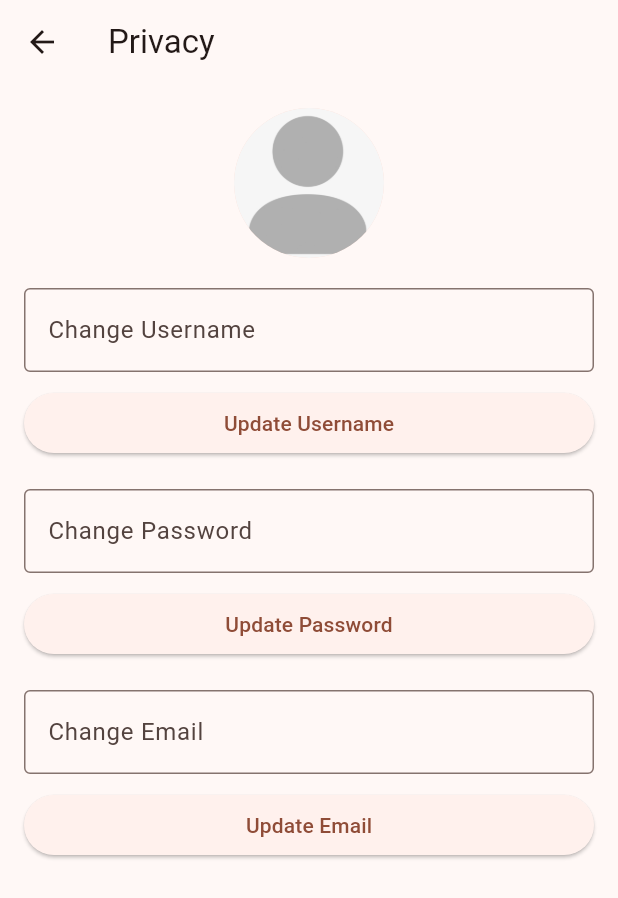
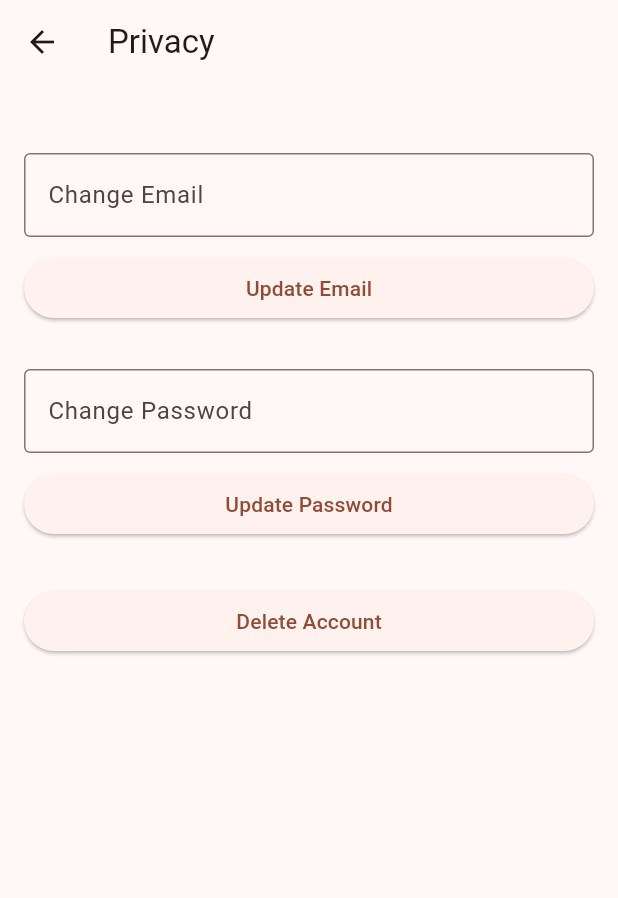
Before and after one commit to Haikal-Murtaza/pertaminaAPP, a Flutter app: the PrivacyPage screen opened directly, after a tap on "Update Email", on a phone screen of 412 x 824 dp. Shown: the top 898 px of the screen. Run offline on Flutter 3.47's test engine with Material 3 defaults, Android fonts, the light colour scheme and no system bars; our stand-ins replace cloud_firestore, file_picker, firebase_auth, firebase_core, firebase_storage, image_picker and 1 more; missing offline and left inert: dart:ffi; accounts and stored records are empty.

Commit message:
disable delete user on admin page, and update privacy page

```diff
--- a/lib/pages/privacy_page.dart
+++ b/lib/pages/privacy_page.dart
@@ -1,5 +1,5 @@
 import 'package:flutter/material.dart';
-import 'dart:io';
+import 'package:firebase_auth/firebase_auth.dart';
 
 class PrivacyPage extends StatefulWidget {
   @override
@@ -7,57 +7,67 @@ class PrivacyPage extends StatefulWidget {
 }
 
 class _PrivacyPageState extends State<PrivacyPage> {
-  final TextEditingController _usernameController = TextEditingController();
   final TextEditingController _passwordController = TextEditingController();
   final TextEditingController _emailController = TextEditingController();
-  File? _image;
-
-  // final picker = ImagePicker();
-
-  Future<void> _updateProfilePicture() async {
-    // final pickedFile = await picker.pickImage(source: ImageSource.gallery);
-    // if (pickedFile != null) {
-    //   setState(() {
-    //     _image = File(pickedFile.path);
-    //   });
-
-    //   // Upload new profile picture to Firebase Storage and update user document in Firestore
-    //   // (Assume the function _uploadProfilePicture handles the upload and update)
-    //   await _uploadProfilePicture(_image!);
-    // }
-  }
-
-  Future<void> _uploadProfilePicture(File image) async {
-    // Implement upload logic here
-  }
-
-  Future<void> _updateUsername() async {
-    String newUsername = _usernameController.text.trim();
-    if (newUsername.isNotEmpty) {
-      // Update username in Firestore
-      // User? user = FirebaseAuth.instance.currentUser;
-      // await FirebaseFirestore.instance
-      //     .collection('users')
-      //     .doc(user?.uid)
-      //     .update({'username': newUsername});
-    }
-  }
 
   Future<void> _updatePassword() async {
     String newPassword = _passwordController.text.trim();
     if (newPassword.isNotEmpty) {
-      // Update password in Firebase Authentication
-      // User? user = FirebaseAuth.instance.currentUser;
-      // await user?.updatePassword(newPassword);
+      try {
+        User? user = FirebaseAuth.instance.currentUser;
+        if (user != null) {
+          await user.updatePassword(newPassword);
+          ScaffoldMessenger.of(context).showSnackBar(
+            SnackBar(content: Text('Password updated successfully')),
+          );
+        }
+      } catch (e) {
+        print('Failed to update password: $e');
+        ScaffoldMessenger.of(context).showSnackBar(
+          SnackBar(content: Text('Failed to update password')),
+        );
+      }
     }
   }
 
   Future<void> _updateEmail() async {
     String newEmail = _emailController.text.trim();
     if (newEmail.isNotEmpty) {
-      // Update email in Firebase Authentication
-      // User? user = FirebaseAuth.instance.currentUser;
-      // await user?.updateEmail(newEmail);
+      try {
+        User? user = FirebaseAuth.instance.currentUser;
+        if (user != null) {
+          // Send verification email
+          await user.verifyBeforeUpdateEmail(newEmail);
+          ScaffoldMessenger.of(context).showSnackBar(
+            SnackBar(content: Text('Verification email sent to $newEmail')),
+          );
+        }
+      } catch (e) {
+        print('Failed to update email: $e');
+        ScaffoldMessenger.of(context).showSnackBar(
+          SnackBar(content: Text('Failed to update email')),
+        );
+      }
+    }
+  }
+
+  Future<void> _deleteAccount() async {
+    try {
+      User? user = FirebaseAuth.instance.currentUser;
+      if (user != null) {
+        // Optionally, prompt the user to re-authenticate
+        // Implement re-authentication here if needed
+
+        await user.delete();
+        ScaffoldMessenger.of(context).showSnackBar(
+          SnackBar(content: Text('Account deleted successfully')),
+        );
+      }
+    } catch (e) {
+      print('Failed to delete account: $e');
+      ScaffoldMessenger.of(context).showSnackBar(
+        SnackBar(content: Text('Failed to delete account')),
+      );
     }
   }
 
@@ -71,32 +81,20 @@ class _PrivacyPageState extends State<PrivacyPage> {
         padding: const EdgeInsets.all(16.0),
         child: ListView(
           children: [
-            Center(
-              child: GestureDetector(
-                onTap: _updateProfilePicture,
-                child: CircleAvatar(
-                  radius: 50,
-                  backgroundImage: _image != null
-                      ? FileImage(_image!)
-                      : AssetImage('assets/default_profile_picture.png')
-                          as ImageProvider,
-                ),
-              ),
-            ),
-            SizedBox(height: 20),
+            SizedBox(height: 30),
             TextField(
-              controller: _usernameController,
+              controller: _emailController,
               decoration: InputDecoration(
-                labelText: 'Change Username',
+                labelText: 'Change Email',
                 border: OutlineInputBorder(),
               ),
             ),
             SizedBox(height: 10),
             ElevatedButton(
-              onPressed: _updateUsername,
-              child: Text('Update Username'),
+              onPressed: _updateEmail,
+              child: Text('Update Email'),
             ),
-            SizedBox(height: 20),
+            SizedBox(height: 30),
             TextField(
               controller: _passwordController,
               decoration: InputDecoration(
@@ -110,18 +108,10 @@ class _PrivacyPageState extends State<PrivacyPage> {
               onPressed: _updatePassword,
               child: Text('Update Password'),
             ),
-            SizedBox(height: 20),
-            TextField(
-              controller: _emailController,
-              decoration: InputDecoration(
-                labelText: 'Change Email',
-                border: OutlineInputBorder(),
-              ),
-            ),
-            SizedBox(height: 10),
+            SizedBox(height: 30),
             ElevatedButton(
-              onPressed: _updateEmail,
-              child: Text('Update Email'),
+              onPressed: _deleteAccount,
+              child: Text('Delete Account'),
             ),
           ],
         ),
```
Also changed, not shown: lib/daftar_pekerja/datakaryawan_listitem.dart (+145 -177 lines).
